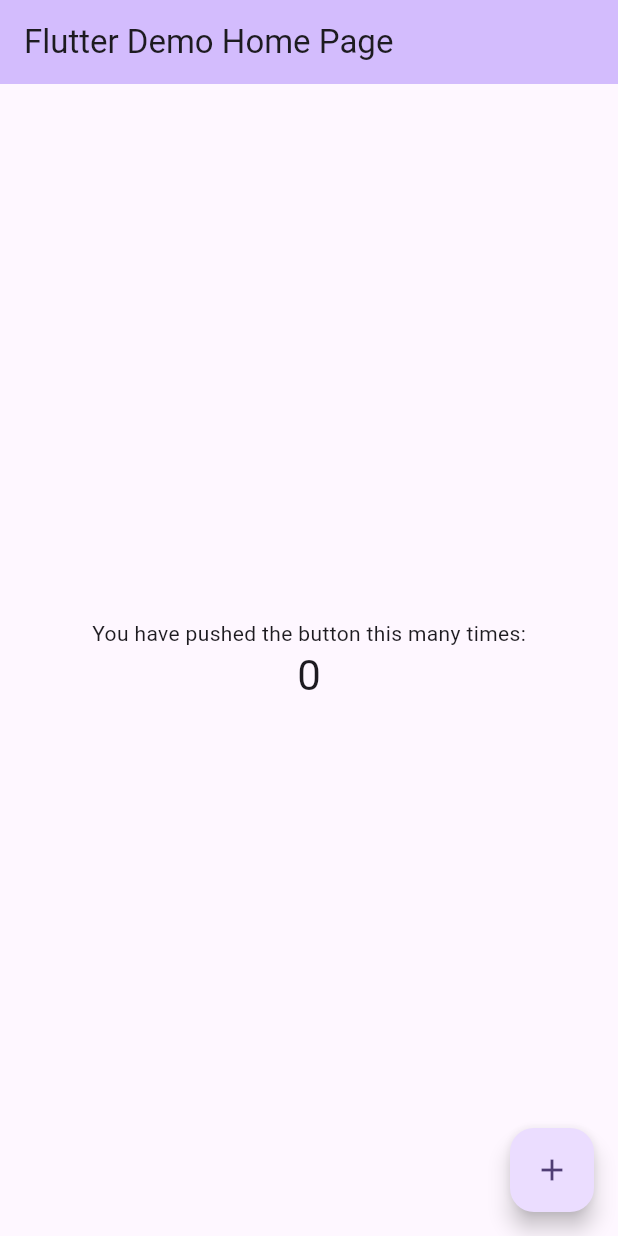
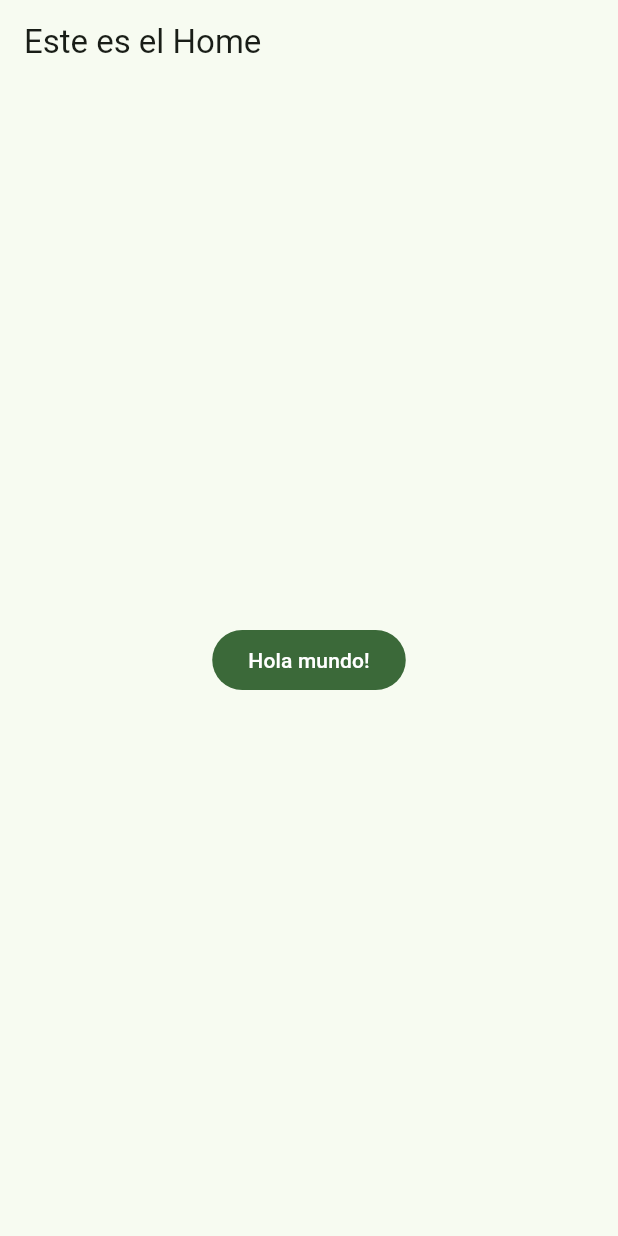
Before and after one commit to mariabrito03/flu_avm, a Flutter app: the screen it shows after launch, on a phone screen of 412 x 824 dp. Run offline on Flutter 3.47's test engine with Material 3 defaults, Android fonts, the phone set to English and light mode, and no system bars.

Commit message:
mbrical: Botón central en verde del ThemeData

```diff
--- a/FLUTTER/flutter_application_1/lib/main.dart
+++ b/FLUTTER/flutter_application_1/lib/main.dart
@@ -1,121 +1,29 @@
 import 'package:flutter/material.dart';
 
 void main() {
-  runApp(const MyApp());
+  runApp(const MainApp());
 }
 
-class MyApp extends StatelessWidget {
-  const MyApp({super.key});
+class MainApp extends StatelessWidget {
+  const MainApp({super.key});
 
-  // This widget is the root of your application.
   @override
   Widget build(BuildContext context) {
     return MaterialApp(
-      title: 'Flutter Demo',
+      debugShowCheckedModeBanner: false,
       theme: ThemeData(
-        // This is the theme of your application.
-        //
-        // TRY THIS: Try running your application with "flutter run". You'll see
-        // the application has a purple toolbar. Then, without quitting the app,
-        // try changing the seedColor in the colorScheme below to Colors.green
-        // and then invoke "hot reload" (save your changes or press the "hot
-        // reload" button in a Flutter-supported IDE, or press "r" if you used
-        // the command line to start the app).
-        //
-        // Notice that the counter didn't reset back to zero; the application
-        // state is not lost during the reload. To reset the state, use hot
-        // restart instead.
-        //
-        // This works for code too, not just values: Most code changes can be
-        // tested with just a hot reload.
-        colorScheme: .fromSeed(seedColor: Colors.deepPurple),
-      ),
-      home: const MyHomePage(title: 'Flutter Demo Home Page'),
-    );
-  }
-}
-
-class MyHomePage extends StatefulWidget {
-  const MyHomePage({super.key, required this.title});
-
-  // This widget is the home page of your application. It is stateful, meaning
-  // that it has a State object (defined below) that contains fields that affect
-  // how it looks.
-
-  // This class is the configuration for the state. It holds the values (in this
-  // case the title) provided by the parent (in this case the App widget) and
-  // used by the build method of the State. Fields in a Widget subclass are
-  // always marked "final".
-
-  final String title;
-
-  @override
-  State<MyHomePage> createState() => _MyHomePageState();
-}
-
-class _MyHomePageState extends State<MyHomePage> {
-  int _counter = 0;
-
-  void _incrementCounter() {
-    setState(() {
-      // This call to setState tells the Flutter framework that something has
-      // changed in this State, which causes it to rerun the build method below
-      // so that the display can reflect the updated values. If we changed
-      // _counter without calling setState(), then the build method would not be
-      // called again, and so nothing would appear to happen.
-      _counter++;
-    });
-  }
-
-  @override
-  Widget build(BuildContext context) {
-    // This method is rerun every time setState is called, for instance as done
-    // by the _incrementCounter method above.
-    //
-    // The Flutter framework has been optimized to make rerunning build methods
-    // fast, so that you can just rebuild anything that needs updating rather
-    // than having to individually change instances of widgets.
-    return Scaffold(
-      appBar: AppBar(
-        // TRY THIS: Try changing the color here to a specific color (to
-        // Colors.amber, perhaps?) and trigger a hot reload to see the AppBar
-        // change color while the other colors stay the same.
-        backgroundColor: Theme.of(context).colorScheme.inversePrimary,
-        // Here we take the value from the MyHomePage object that was created by
-        // the App.build method, and use it to set our appbar title.
-        title: Text(widget.title),
-      ),
-      body: Center(
-        // Center is a layout widget. It takes a single child and positions it
-        // in the middle of the parent.
-        child: Column(
-          // Column is also a layout widget. It takes a list of children and
-          // arranges them vertically. By default, it sizes itself to fit its
-          // children horizontally, and tries to be as tall as its parent.
-          //
-          // Column has various properties to control how it sizes itself and
-          // how it positions its children. Here we use mainAxisAlignment to
-          // center the children vertically; the main axis here is the vertical
-          // axis because Columns are vertical (the cross axis would be
-          // horizontal).
-          //
-          // TRY THIS: Invoke "debug painting" (choose the "Toggle Debug Paint"
-          // action in the IDE, or press "p" in the console), to see the
-          // wireframe for each widget.
-          mainAxisAlignment: .center,
-          children: [
-            const Text('You have pushed the button this many times:'),
-            Text(
-              '$_counter',
-              style: Theme.of(context).textTheme.headlineMedium,
-            ),
-          ],
+        colorSchemeSeed: Colors.green
+      ) ,
+      home: Scaffold(
+        appBar: AppBar(
+          title: Text('Este es el Home'),
         ),
-      ),
-      floatingActionButton: FloatingActionButton(
-        onPressed: _incrementCounter,
-        tooltip: 'Increment',
-        child: const Icon(Icons.add),
+        body: Center(
+          child: FilledButton(
+            onPressed: () { },
+            child: Text('Hola mundo!')
+          ),
+        ),
       ),
     );
   }
```
